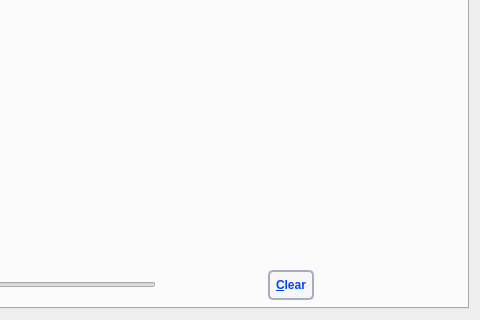
chratos-system/chratos-core, file src/qt/forms/debugwindow.ui: the form before one commit; both pictures show x 260 to 740 and y 275 to 595 of the 740 by 595 pixel window.
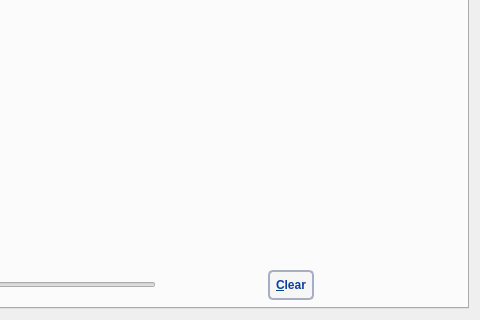
The form after the commit. The open tabs and pages were chosen to show the change. Icons and pictures are not drawn. Custom widgets are drawn as their Qt base class.

Commit message: Added in new color schemes for Chratos

What changed in the file:
```diff
--- a/src/qt/forms/debugwindow.ui
+++ b/src/qt/forms/debugwindow.ui
@@ -669,7 +669,7 @@
            <item>
             <widget class="QPushButton" name="btnClearTrafficGraph">
              <property name="styleSheet">
-              <string notr="true"> background: #f6f6f6; border: 2px solid #a9adc4; border-radius: 5px; padding: 6px; text-transform: uppercase; color: #0343f6; font-weight: bold</string>
+              <string notr="true"> background: #f6f6f6; border: 2px solid #a9adc4; border-radius: 5px; padding: 6px; text-transform: uppercase; color: #0f3e97; font-weight: bold</string>
              </property>
              <property name="text">
               <string>&amp;Clear</string>
```
The commit also changes 11 other files.
